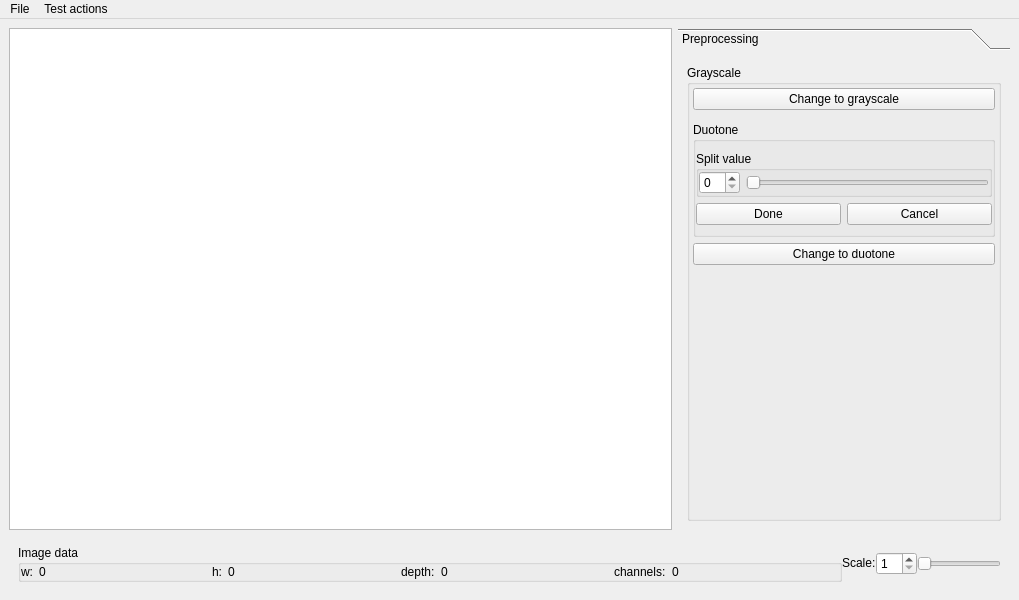
Old version of the form ui/mainwindow.ui in the repository AndrewSerb/mach_met_img_recogn.
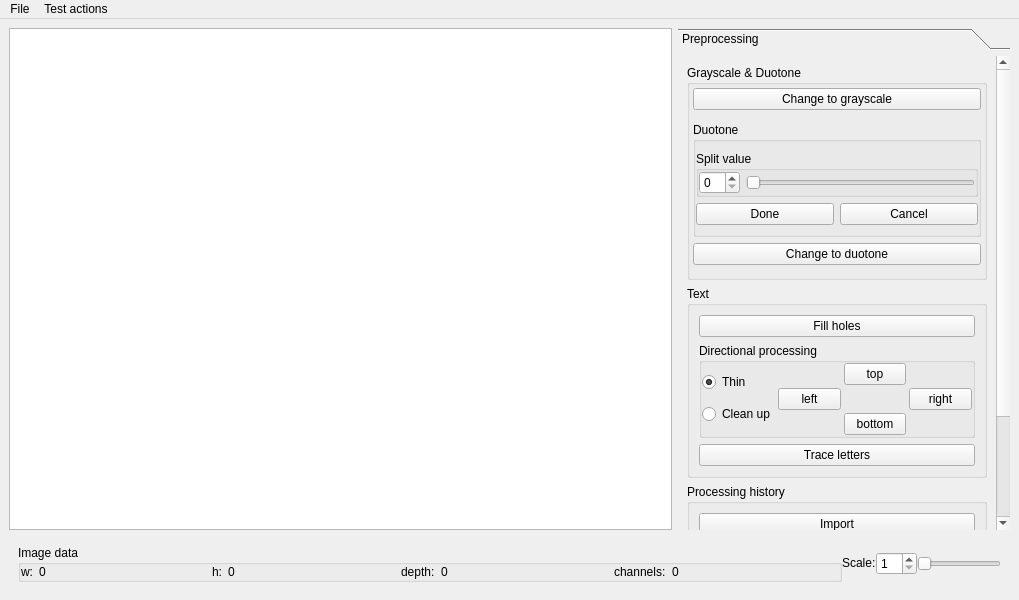
New version of the form.

Commit message: processing/ui: add image preprocessing

Diff of the .ui file:
```diff
--- a/ui/mainwindow.ui
+++ b/ui/mainwindow.ui
@@ -62,6 +62,14 @@
            <property name="enabled">
             <bool>true</bool>
            </property>
+           <property name="geometry">
+            <rect>
+             <x>0</x>
+             <y>-184</y>
+             <width>316</width>
+             <height>647</height>
+            </rect>
+           </property>
            <property name="sizePolicy">
             <sizepolicy hsizetype="Expanding" vsizetype="Expanding">
              <horstretch>0</horstretch>
@@ -71,11 +79,11 @@
            <attribute name="label">
             <string>Preprocessing</string>
            </attribute>
-           <layout class="QHBoxLayout" name="horizontalLayout_4">
+           <layout class="QVBoxLayout" name="verticalLayout_preprocessing" stretch="0,0,0,10">
             <item>
              <widget class="QGroupBox" name="groupBox_grayscale">
               <property name="title">
-               <string>Grayscale</string>
+               <string>Grayscale &amp;&amp; Duotone</string>
               </property>
               <layout class="QVBoxLayout" name="verticalLayout_2">
                <property name="spacing">
@@ -198,12 +206,195 @@
                  </layout>
                 </widget>
                </item>
+              </layout>
+             </widget>
+            </item>
+            <item>
+             <widget class="QGroupBox" name="groupBox_preproc_text">
+              <property name="title">
+               <string>Text</string>
+              </property>
+              <layout class="QVBoxLayout" name="verticalLayout_5">
                <item>
-                <widget class="QWidget" name="widget_spacer_grayscale" native="true"/>
+                <widget class="QPushButton" name="button_fill">
+                 <property name="text">
+                  <string>Fill holes</string>
+                 </property>
+                </widget>
                </item>
+               <item>
+                <widget class="QGroupBox" name="groupBox_directional_edit">
+                 <property name="title">
+                  <string>Directional processing</string>
+                 </property>
+                 <layout class="QHBoxLayout" name="horizontalLayout_4" stretch="0,0">
+                  <property name="spacing">
+                   <number>3</number>
+                  </property>
+                  <property name="leftMargin">
+                   <number>0</number>
+                  </property>
+                  <property name="topMargin">
+                   <number>0</number>
+                  </property>
+                  <property name="rightMargin">
+                   <number>0</number>
+                  </property>
+                  <property name="bottomMargin">
+                   <number>0</number>
+                  </property>
+                  <item>
+                   <layout class="QVBoxLayout" name="verticalLayout_6">
+                    <item>
+                     <widget class="QRadioButton" name="radioButton_thin">
+                      <property name="text">
+                       <string>Thin</string>
+                      </property>
+                      <property name="checked">
+                       <bool>true</bool>
+                      </property>
+                     </widget>
+                    </item>
+                    <item>
+                     <widget class="QRadioButton" name="radioButton_cleanup">
+                      <property name="text">
+                       <string>Clean up</string>
+                      </property>
+                     </widget>
+                    </item>
+                   </layout>
+                  </item>
+                  <item>
+                   <layout class="QGridLayout" name="gridLayout" rowstretch="0,0,0,0" columnstretch="0,0,0">
+                    <property name="sizeConstraint">
+                     <enum>QLayout::SetFixedSize</enum>
+                    </property>
+                    <item row="3" column="1">
+                     <widget class="QPushButton" name="button_thin_bottom">
+                      <property name="sizePolicy">
+                       <sizepolicy hsizetype="Ignored" vsizetype="Fixed">
+                        <horstretch>2</horstretch>
+                        <verstretch>1</verstretch>
+                       </sizepolicy>
+                      </property>
+                      <property name="text">
+                       <string>bottom</string>
+                      </property>
+                     </widget>
+                    </item>
+                    <item row="2" column="1">
+                     <widget class="QWidget" name="widget_spacer_thin_buttons_1" native="true">
+                      <property name="sizePolicy">
+                       <sizepolicy hsizetype="Ignored" vsizetype="Preferred">
+                        <horstretch>2</horstretch>
+                        <verstretch>1</verstretch>
+                       </sizepolicy>
+                      </property>
+                     </widget>
+                    </item>
+                    <item row="1" column="1">
+                     <widget class="QPushButton" name="button_thin_top">
+                      <property name="sizePolicy">
+                       <sizepolicy hsizetype="Ignored" vsizetype="Fixed">
+                        <horstretch>2</horstretch>
+                        <verstretch>1</verstretch>
+                       </sizepolicy>
+                      </property>
+                      <property name="text">
+                       <string>top</string>
+                      </property>
+                     </widget>
+                    </item>
+                    <item row="1" column="0">
+                     <widget class="QWidget" name="widget_spacer_thin_buttons_2" native="true">
+                      <property name="sizePolicy">
+                       <sizepolicy hsizetype="Ignored" vsizetype="Preferred">
+                        <horstretch>2</horstretch>
+                        <verstretch>1</verstretch>
+                       </sizepolicy>
+                      </property>
+                     </widget>
+                    </item>
+                    <item row="1" column="2">
+                     <widget class="QWidget" name="widget_spacer_thin_buttons_3" native="true">
+                      <property name="sizePolicy">
+                       <sizepolicy hsizetype="Ignored" vsizetype="Preferred">
+                        <horstretch>2</horstretch>
+                        <verstretch>1</verstretch>
+                       </sizepolicy>
+                      </property>
+                     </widget>
+                    </item>
+                    <item row="2" column="0">
+                     <widget class="QPushButton" name="button_thin_left">
+                      <property name="sizePolicy">
+                       <sizepolicy hsizetype="Ignored" vsizetype="Fixed">
+                        <horstretch>2</horstretch>
+                        <verstretch>1</verstretch>
+                       </sizepolicy>
+                      </property>
+                      <property name="text">
+                       <string>left</string>
+                      </property>
+                     </widget>
+                    </item>
+                    <item row="2" column="2">
+                     <widget class="QPushButton" name="button_thin_right">
+                      <property name="sizePolicy">
+                       <sizepolicy hsizetype="Ignored" vsizetype="Fixed">
+                        <horstretch>2</horstretch>
+                        <verstretch>1</verstretch>
+                       </sizepolicy>
+                      </property>
+                      <property name="text">
+                       <string>right</string>
+                      </property>
+                     </widget>
+                    </item>
+                   </layout>
+                  </item>
+                 </layout>
+                </widget>
+               </item>
+               <item>
+                <widget class="QPushButton" name="button_trace_letters">
+                 <property name="text">
+                  <string>Trace letters</string>
+                 </property>
+                </widget>
+               </item>
               </layout>
              </widget>
             </item>
+            <item>
+             <widget class="QGroupBox" name="groupBox_history">
+              <property name="title">
+               <string>Processing history</string>
+              </property>
+              <layout class="QVBoxLayout" name="verticalLayout_7">
+               <item>
+                <widget class="QPushButton" name="button_import_history">
+                 <property name="text">
+                  <string>Import</string>
+                 </property>
+                </widget>
+               </item>
+               <item>
+                <widget class="QListView" name="listView"/>
+               </item>
+               <item>
+                <widget class="QPushButton" name="button_export_history">
+                 <property name="text">
+                  <string>Export</string>
+                 </property>
+                </widget>
+               </item>
+              </layout>
+             </widget>
+            </item>
+            <item>
+             <widget class="QWidget" name="widget_spacer_preprocessing" native="true"/>
+            </item>
            </layout>
           </widget>
          </widget>
```
Left out of the diff: 14 changed lines with no effect on the pictures. The commit also changes 22 other files.
